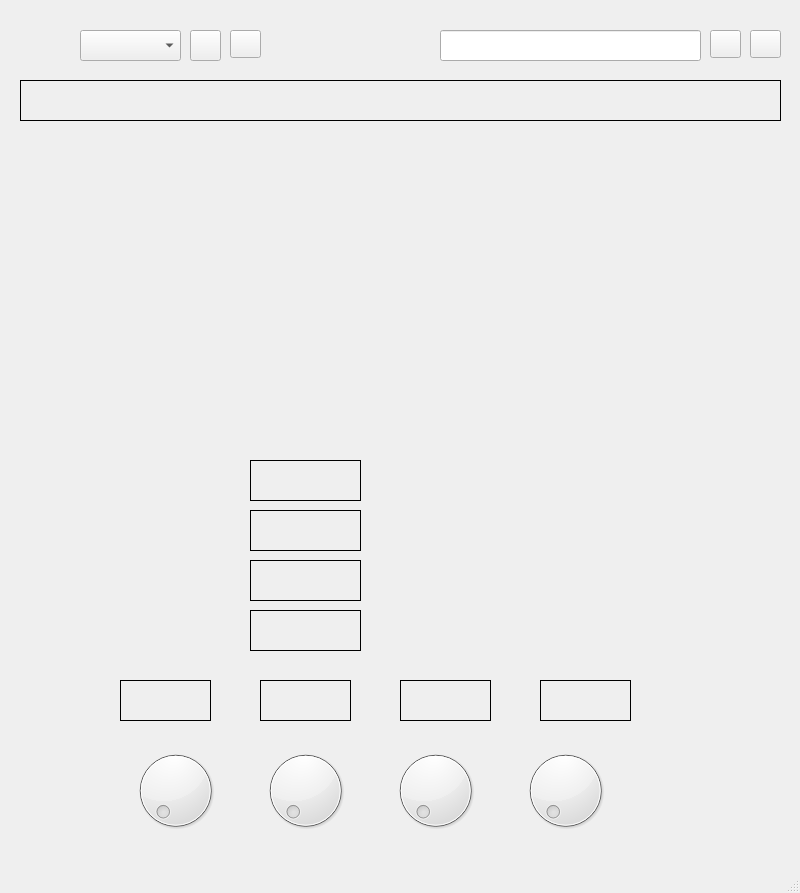
Old version of the form EAR-Software/viewer/MainWindow.ui in the repository PhiInnovations/Projeto-EAR-Celso.
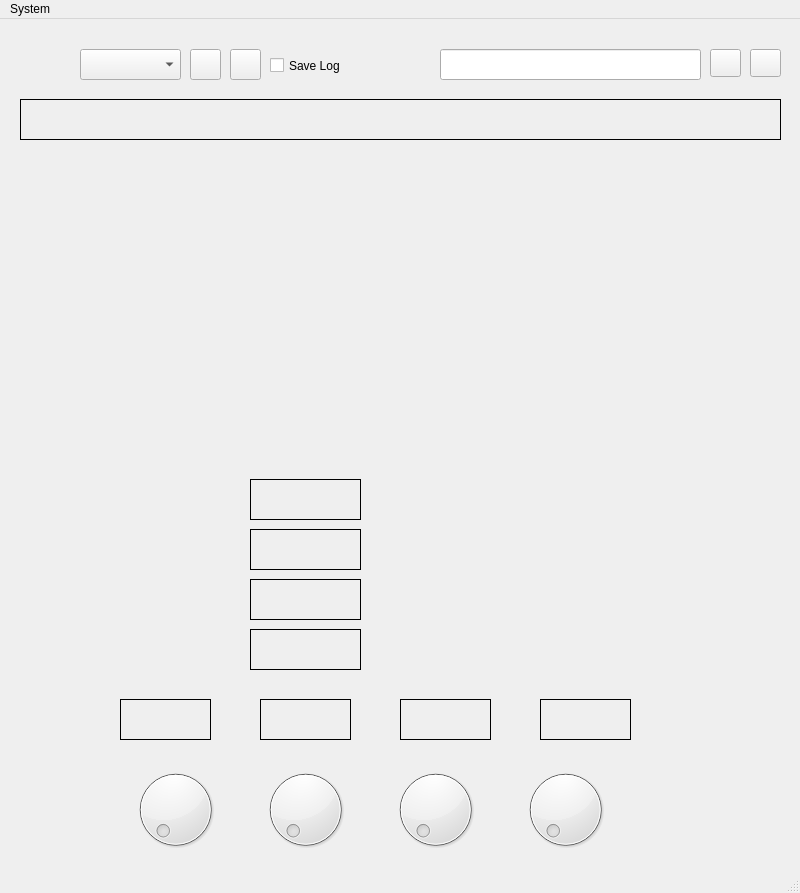
New version of the form. Icons and pictures are not drawn. Custom widgets are drawn as their Qt base class.

Patch:
```diff
--- a/EAR-Software/viewer/MainWindow.ui
+++ b/EAR-Software/viewer/MainWindow.ui
@@ -85,7 +85,7 @@
       <x>230</x>
       <y>30</y>
       <width>31</width>
-      <height>28</height>
+      <height>31</height>
      </rect>
     </property>
     <property name="text">
@@ -421,6 +421,19 @@
      <set>Qt::AlignCenter</set>
     </property>
    </widget>
+   <widget class="QCheckBox" name="chkSaveLog">
+    <property name="geometry">
+     <rect>
+      <x>270</x>
+      <y>31</y>
+      <width>70</width>
+      <height>31</height>
+     </rect>
+    </property>
+    <property name="text">
+     <string>Save Log</string>
+    </property>
+   </widget>
   </widget>
   <widget class="QMenuBar" name="menubar">
    <property name="geometry">
@@ -431,6 +444,13 @@
      <height>21</height>
     </rect>
    </property>
+   <widget class="QMenu" name="menuSystem">
+    <property name="title">
+     <string>System</string>
+    </property>
+    <addaction name="mnuExit"/>
+   </widget>
+   <addaction name="menuSystem"/>
   </widget>
   <widget class="QStatusBar" name="statusbar"/>
  </widget>
```
Left out of the diff: 5 changed lines with no effect on the pictures.
